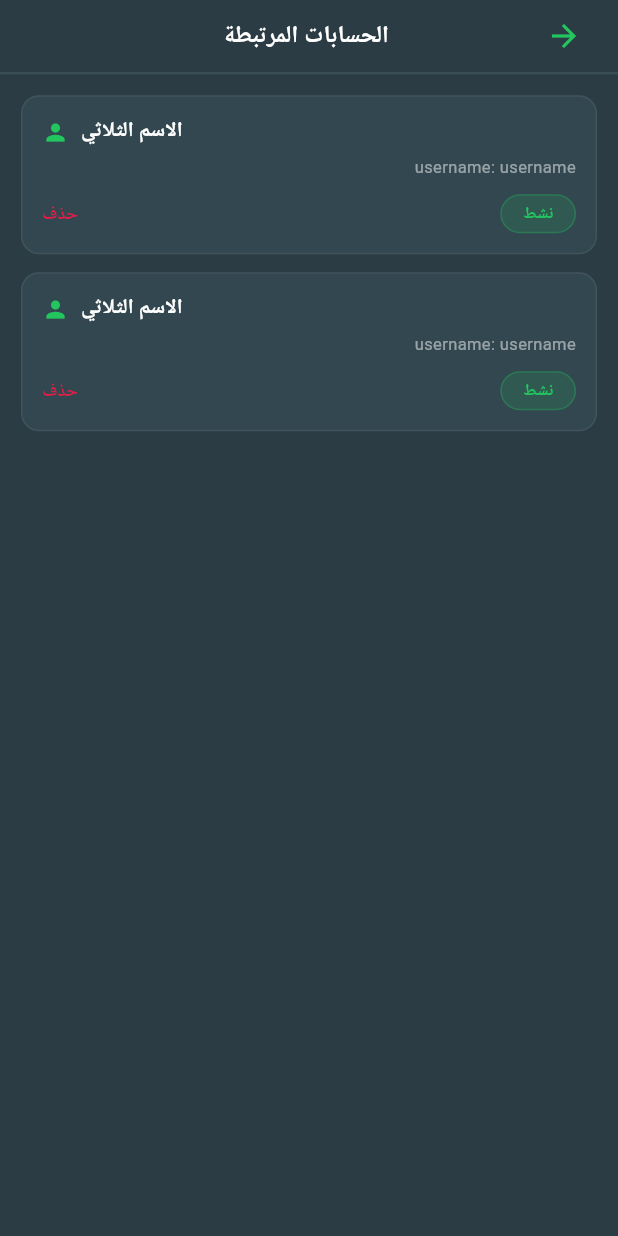
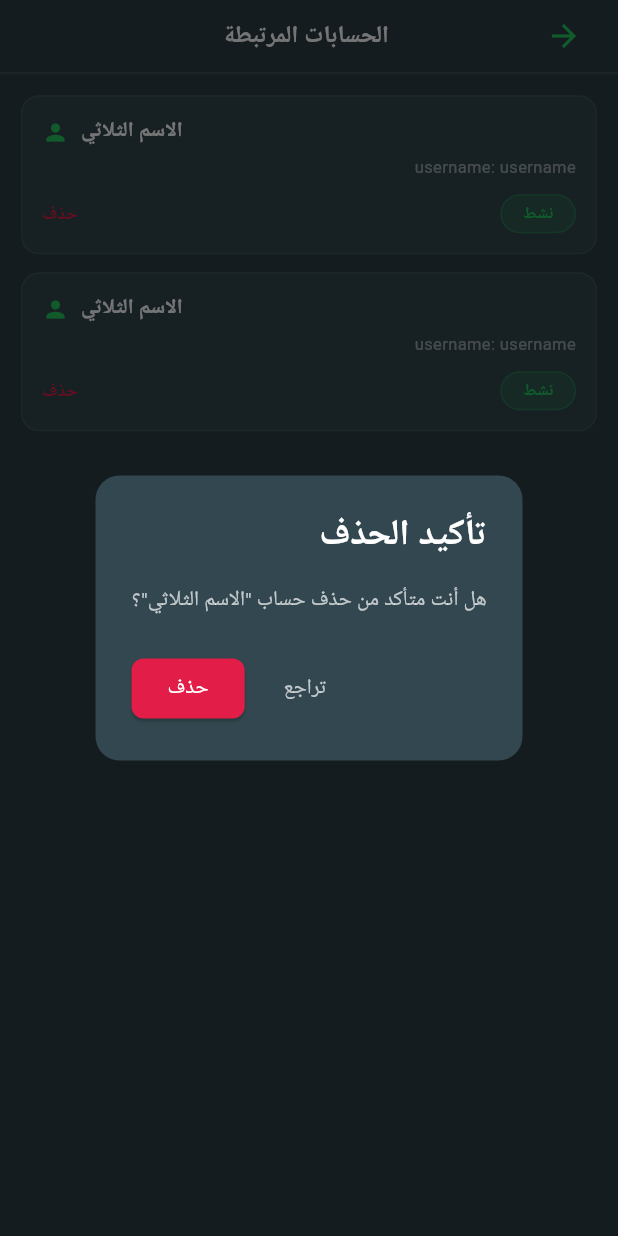
Before and after one commit to Lamisx/Phase2, a Flutter app: the LinkedAccountsPage screen opened directly, after a tap on "حذف", on a phone screen of 412 x 824 dp. Run offline on Flutter 3.47's test engine with Material 3 defaults, Android fonts, the phone set to English and light mode, and no system bars.

Commit message:
Update: modify UI screen delete buttons for devices and accont

```diff
--- a/waqaa/frontend/lib/screens/AddTrustDevice.dart
+++ b/waqaa/frontend/lib/screens/AddTrustDevice.dart
@@ -163,13 +163,9 @@ class _GenerateCodeScreenState extends State<GenerateCodeScreen> {
                             borderRadius: BorderRadius.circular(10),
                           ),
                         ),
-<<<<<<< HEAD
-                        onPressed: () {},
-=======
 
                         onPressed: _generateCode,
 
->>>>>>> fec5912 (Update: modify UI screen generate random numbers for adding a device>)
                         child: const Text(
                           "توليد الرمز",
                           style: TextStyle(
@@ -190,7 +186,7 @@ class _GenerateCodeScreenState extends State<GenerateCodeScreen> {
                                 width: 42,
                                 height: 42,
                                 decoration: BoxDecoration(
-                                  color: const Color(0xFF23AB49),
+                                  color: const Color(0xFF3B8550),
                                   borderRadius: BorderRadius.circular(10),
                                 ),
                                 alignment: Alignment.center,
--- a/waqaa/frontend/lib/screens/linked_accounts_page.dart
+++ b/waqaa/frontend/lib/screens/linked_accounts_page.dart
@@ -90,11 +90,61 @@ class LinkedAccountsPage extends StatelessWidget {
 // Account Card
 // ============================================================
 
-class _AccountCard extends StatelessWidget {
+class _AccountCard extends StatefulWidget {
   final String name;
   final String username;
 
   const _AccountCard({required this.name, required this.username});
+
+  @override
+  State<_AccountCard> createState() => _AccountCardState();
+}
+
+class _AccountCardState extends State<_AccountCard> {
+  void _confirmDelete() {
+    showDialog(
+      context: context,
+      builder: (context) => Directionality(
+        textDirection: TextDirection.rtl,
+        child: AlertDialog(
+          backgroundColor: const Color(0xFF32474F),
+          shape: RoundedRectangleBorder(
+            borderRadius: BorderRadius.circular(16),
+          ),
+          title: const Text(
+            'تأكيد الحذف',
+            style: TextStyle(color: Colors.white, fontWeight: FontWeight.bold),
+          ),
+          content: Text(
+            'هل أنت متأكد من حذف حساب "${widget.name}"؟',
+            style: const TextStyle(color: Colors.white70, fontSize: 14),
+          ),
+          actions: [
+            TextButton(
+              onPressed: () => Navigator.pop(context),
+              child: const Text(
+                'تراجع',
+                style: TextStyle(color: Colors.white70, fontSize: 14),
+              ),
+            ),
+            ElevatedButton(
+              style: ElevatedButton.styleFrom(
+                backgroundColor: const Color(0xFFE11D48),
+                shape: RoundedRectangleBorder(
+                  borderRadius: BorderRadius.circular(8),
+                ),
+              ),
+              onPressed: () => Navigator.pop(context),
+              child: const Text(
+                'حذف',
+                style: TextStyle(color: Colors.white, fontSize: 14),
+              ),
+            ),
+          ],
+        ),
+      ),
+    );
+  }
 
   @override
   Widget build(BuildContext context) {
@@ -116,7 +166,7 @@ class _AccountCard extends StatelessWidget {
             mainAxisAlignment: MainAxisAlignment.end,
             children: [
               Text(
-                name,
+                widget.name,
                 style: const TextStyle(
                   color: Colors.white,
                   fontSize: 14,
@@ -132,7 +182,7 @@ class _AccountCard extends StatelessWidget {
 
           // username
           Text(
-            username,
+            widget.username,
             textAlign: TextAlign.right,
             style: TextStyle(
               color: Colors.white.withOpacity(0.5),
@@ -169,7 +219,7 @@ class _AccountCard extends StatelessWidget {
 
               // حذف
               GestureDetector(
-                onTap: () {},
+                onTap: _confirmDelete,
                 child: const Text(
                   'حذف',
                   style: TextStyle(
```
Also changed, not shown: waqaa/frontend/lib/screens/trusted_device.dart (+55 -5 lines).
